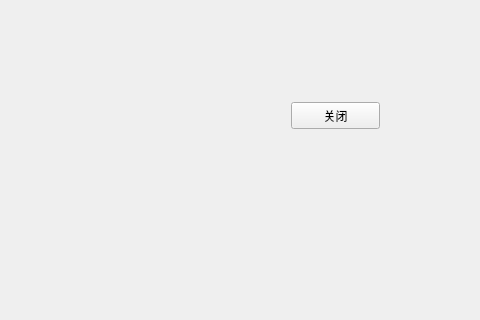
FrankOcean/smartcabin, file semantic_seg/semantic.ui: the form before one commit; both pictures show x 279 to 759 and y 108 to 428 of the 967 by 688 pixel window.
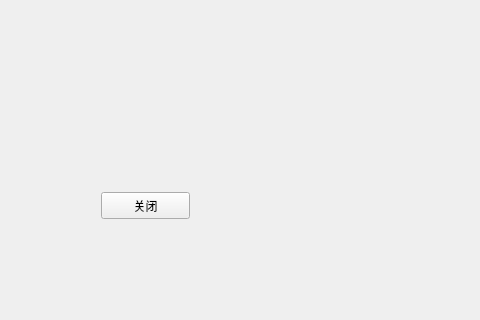
The form after the commit.

Patch:
```diff
--- a/semantic_seg/semantic.ui
+++ b/semantic_seg/semantic.ui
@@ -16,8 +16,8 @@
   <widget class="QPushButton" name="pushButton">
    <property name="geometry">
     <rect>
-     <x>570</x>
-     <y>210</y>
+     <x>380</x>
+     <y>300</y>
      <width>89</width>
      <height>27</height>
     </rect>
```
Left out of the diff: 6 changed lines with no effect on the pictures.
